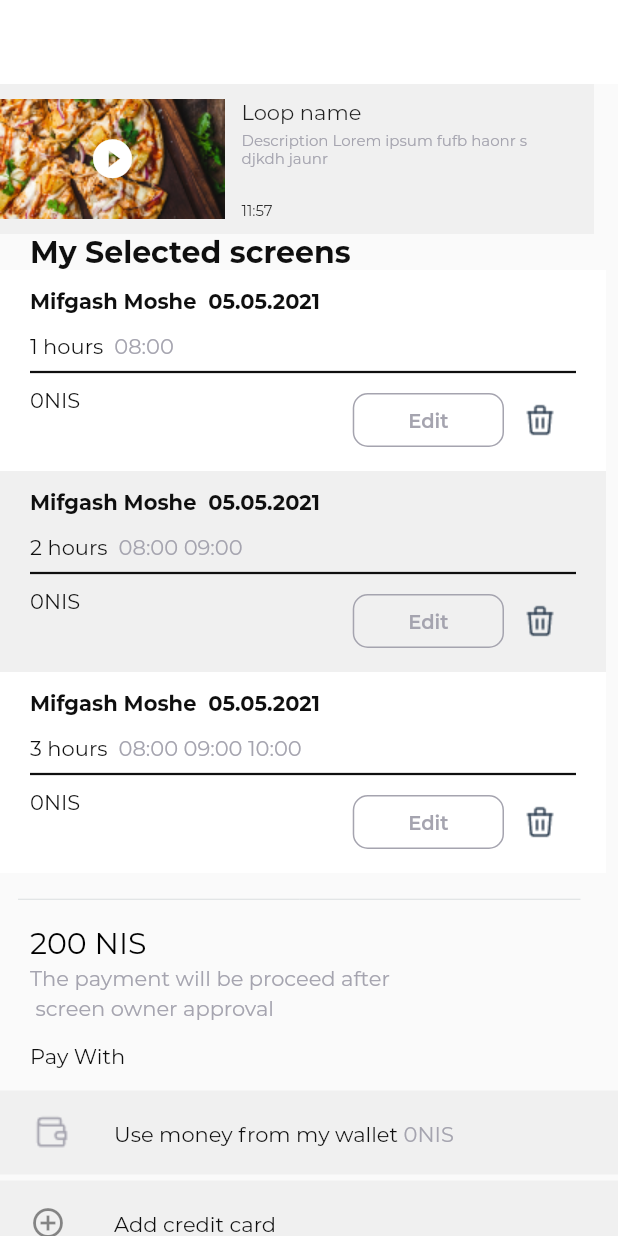
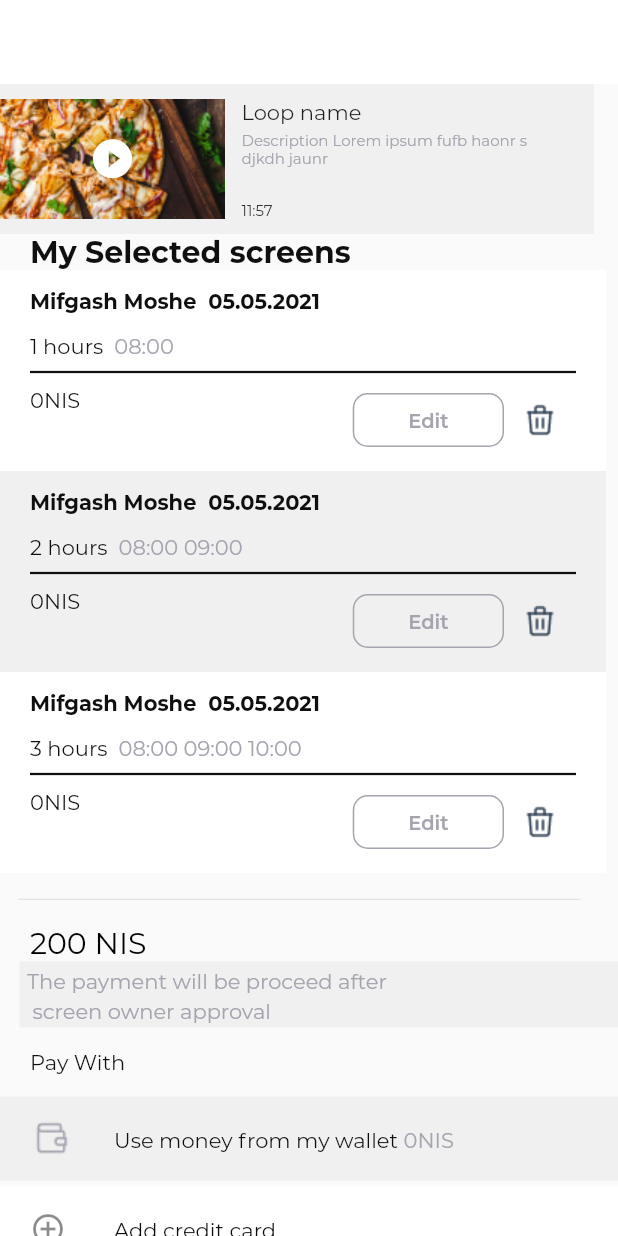
Before and after one commit to Cheshireus/test_task, a Flutter app: the screen it shows after launch, after a tap on "Edit", on a phone screen of 412 x 824 dp. Run offline on Flutter 3.47's test engine with Material 2 defaults, Android fonts, the light colour scheme and no system bars; our stand-ins replace gradient_widgets.

Commit message:
refactoring first screen

```diff
--- a/lib/resources/const_screens_date.dart
+++ b/lib/resources/const_screens_date.dart
@@ -5,11 +5,11 @@
   static const nis = " NIS";
   static const descriptionNis =
       "The payment will be proceed after \n screen owner approval";
-  static const WalletOnis1 = "Use money from my wallet";
+  static const WalletOnis1 = "Use money from my wallet ";
   static const WalletOnis2 = "0NIS";
   static const addCard = "Add credit card";
   static const buttonCheckOut = "Check out";
-  static const ButtonEdit = 'Edit';
+  static const buttonEdit = 'Edit';
   static const payWith = "Pay With";
 }
 
--- a/lib/resources/theme.dart
+++ b/lib/resources/theme.dart
@@ -13,9 +13,10 @@
 
 // ignore: camel_case_types
 class kPadding {
-  static const EdgeInsets StandardRight = EdgeInsets.only(right: 8);
+  static const EdgeInsets standardRight = EdgeInsets.only(right: 8);
   static const EdgeInsets standardHorizontal =
       EdgeInsets.symmetric(horizontal: 20);
+  static const EdgeInsets standardleft = EdgeInsets.only(left: 13);
 }
 
 // ignore: camel_case_types
--- a/lib/screens/build_card_screen/build_history_list.dart
+++ b/lib/screens/build_card_screen/build_history_list.dart
@@ -19,15 +19,21 @@
           child: ListView.builder(
             shrinkWrap: true,
             itemBuilder: (context, i) => Container(
-              margin: kPadding.StandardRight,
+              margin: kPadding.standardRight,
               color: i % 2 != 0 ? kColors.lightGray : kColors.white,
               child: HistoryListTitle(
                 title: exampleListHistoryData.list[i].title,
                 date: exampleListHistoryData.list[i].date,
                 listTime: exampleListHistoryData.list[i].listTime,
                 subtitle: exampleListHistoryData.list[i].subtitle,
-                callBackButtonEdit: () {},
-                callBackButtonTrash: () {},
+                callBackButtonEdit: () {
+                  //todo callback on tap edit history list
+                  print("callback on tap edit history list $i");
+                },
+                callBackButtonTrash: () {
+                  //todo callback ont tap trash History List
+                  print("callback on tap edit history list $i");
+                },
               ),
             ),
             itemCount: exampleListHistoryData.list.length,
--- a/lib/screens/build_card_screen/build_payment_description.dart
+++ b/lib/screens/build_card_screen/build_payment_description.dart
@@ -3,22 +3,28 @@
 import 'package:test_task/resources/const_screens_date.dart';
 import 'package:test_task/resources/example_date.dart';
 
-Padding buildPaymentDescription(BuildContext context) {
-  return Padding(
-    padding: kPadding.standardHorizontal,
-    child: Column(
-      crossAxisAlignment: CrossAxisAlignment.start,
-      children: [
-        Text(
+Widget buildPaymentDescription(BuildContext context) {
+  return Column(
+    crossAxisAlignment: CrossAxisAlignment.start,
+    children: [
+      Padding(
+        padding: kPadding.standardHorizontal,
+        child: Text(
           (exampleCountNis.count.toString() + kCartScreenData.nis)
               .toUpperCase(),
           style: kTextStyle.montserratRegular20black,
         ),
-        Text(
+      ),
+      Container(
+        margin: kPadding.standardleft,
+        padding: EdgeInsets.symmetric(vertical: 2, horizontal: 5),
+        width: double.infinity,
+        color: kColors.lightGray,
+        child: Text(
           kCartScreenData.descriptionNis,
           style: kTextStyle.montserratRegular14,
         ),
-      ],
-    ),
+      ),
+    ],
   );
 }
--- a/lib/screens/cart_screen.dart
+++ b/lib/screens/cart_screen.dart
@@ -37,7 +37,7 @@
             GradientButtonWrapper(
               onTap: () {
                 //todo tap check out
-                print('todo tap check out');
+                print('tap check out');
               },
               title: kCartScreenData.buttonCheckOut,
             ),
--- a/lib/widgets/button_with_outline.dart
+++ b/lib/widgets/button_with_outline.dart
@@ -12,9 +12,9 @@
   @override
   Widget build(BuildContext context) {
     return TextButton(
-      onPressed: () {},
+      onPressed: onTap,
       child: Text(
-        "Edit",
+        title,
         style: kTextStyle.button.copyWith(color: kColors.gray),
       ),
       style: ButtonStyle(
--- a/lib/widgets/gradient_button_wrapper.dart
+++ b/lib/widgets/gradient_button_wrapper.dart
@@ -25,7 +25,7 @@
       increaseWidthBy: increaseWidthBy,
       textStyle: textStyle ?? kTextStyle.button,
       child: Text(title),
-      callback: () {},
+      callback: onTap,
       gradient: gradient ?? kGradient.buttonGradient,
     );
   }
--- a/lib/widgets/history_list_title.dart
+++ b/lib/widgets/history_list_title.dart
@@ -1,4 +1,6 @@
 import 'package:flutter/material.dart';
+import 'package:test_task/resources/const_screens_date.dart';
+import 'package:test_task/resources/icons_path.dart';
 import 'package:test_task/util.dart';
 import 'package:test_task/widgets/button_with_outline.dart';
 import 'package:test_task/resources/theme.dart';
@@ -82,7 +84,7 @@
                   Visibility(
                     visible: callBackButtonEdit != null,
                     child: ButtonWithOutline(
-                      title: 'Edit',
+                      title: kCartScreenData.buttonEdit,
                       onTap: callBackButtonEdit ?? () {},
                     ),
                   ),
@@ -90,7 +92,7 @@
                     visible: callBackButtonTrash != null,
                     child: IconButton(
                       onPressed: callBackButtonTrash ?? () {},
-                      icon: Image.asset('assets/images/trash.png'),
+                      icon: Image.asset(kIconsPath.trash),
                     ),
                   ),
                 ],
--- a/lib/widgets/list_of_payment_options.dart
+++ b/lib/widgets/list_of_payment_options.dart
@@ -1,7 +1,10 @@
 import 'package:flutter/material.dart';
+import 'package:test_task/resources/icons_path.dart';
+import 'package:test_task/resources/images_path.dart';
 import 'package:test_task/resources/theme.dart';
 import 'package:test_task/util.dart';
 import 'package:test_task/widgets/paymen_list_title.dart';
+import 'package:test_task/resources/const_screens_date.dart';
 
 class ListPaymentOptions extends StatefulWidget {
   final List<String> listCreditCart; //список кредитных карт
@@ -27,7 +30,7 @@
       children: [
         PaymentListTitle(
           isChek: value == widget.listCreditCart.length ? true : false,
-          leading: Image.asset('assets/images/wallet.png', width: 30),
+          leading: Image.asset(kIconsPath.wallet, width: 30),
           onTap: () {
             setState(() {
               value = widget.listCreditCart.length;
@@ -36,22 +39,25 @@
           },
           title: RichText(
             text: TextSpan(
-              text: 'Use money from my wallet ',
+              text: kCartScreenData.WalletOnis1,
               style: kTextStyle.montserratRegular14Black,
               children: [
-                TextSpan(text: '0NIS', style: kTextStyle.montserratRegular14),
+                TextSpan(
+                    text: kCartScreenData.WalletOnis2,
+                    style: kTextStyle.montserratRegular14),
               ],
             ),
           ),
         ),
         PaymentListTitle(
+          backgroundColor: kColors.white,
           isChek: false,
           leading: InkWell(
             child: Icon(Icons.add_circle_outline),
             onTap: widget.onTapAddCreditCart,
           ),
           title: Text(
-            'Add credit card',
+            kCartScreenData.addCard,
             style: kTextStyle.montserratRegular14Black,
           ),
         ),
@@ -60,7 +66,7 @@
           (index) => PaymentListTitle(
             isChek: value == index,
             leading: Image.asset(
-              'assets/images/master_card_image.png',
+              kImagesPath.masterCard,
               width: 30,
             ),
             onTap: () {
```
